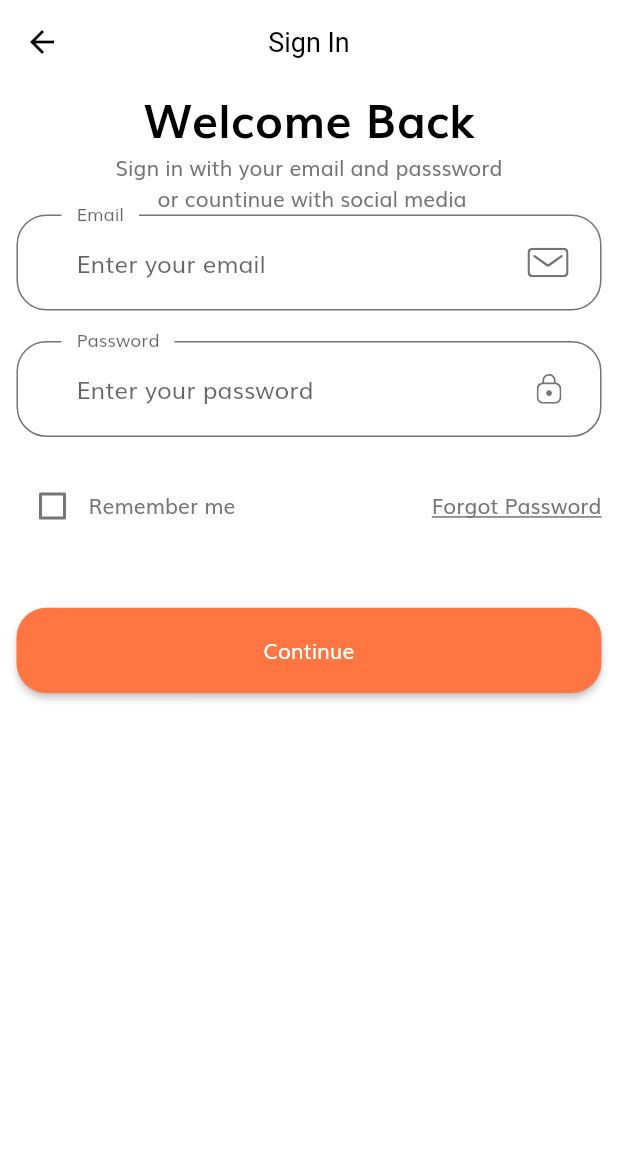
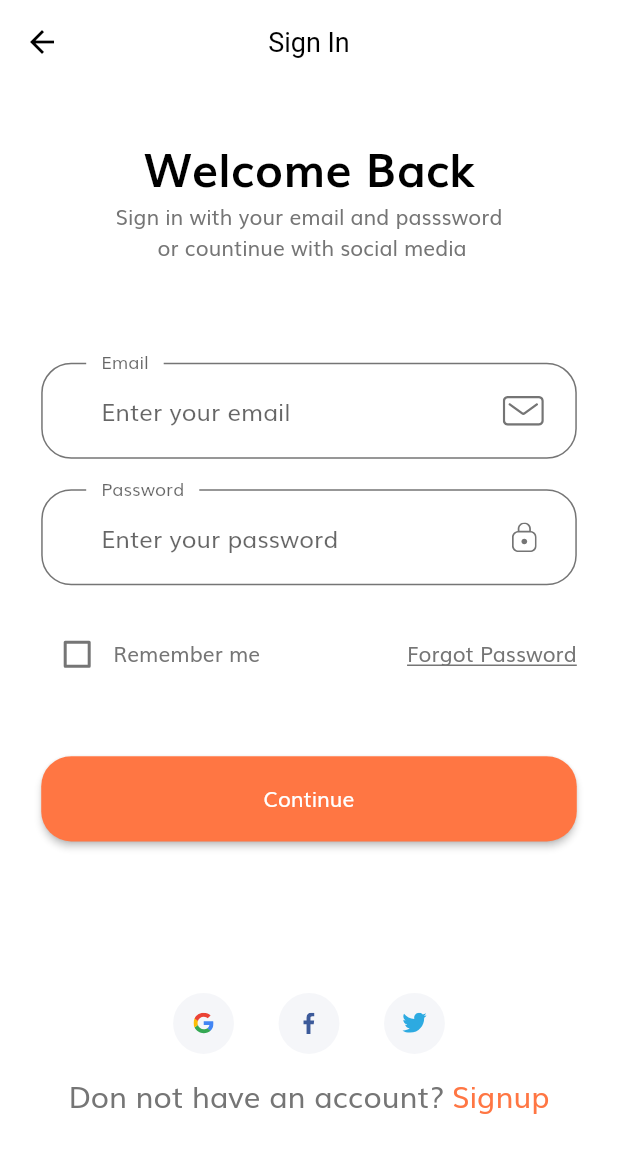
Before and after one commit to hosseinjfr/ecommerce, a Flutter app: the screen it shows after launch, after a tap on "Continue", on a phone screen of 412 x 824 dp. Shown: the top 1153 px of the screen. Run offline on Flutter 3.47's test engine with Material 2 defaults, Android fonts, the phone set to English and light mode, and no system bars; our stand-ins replace flutter_svg.

Commit message:
second commit

```diff
--- /dev/null
+++ b/lib/components/no_account_text.dart
@@ -0,0 +1,34 @@
+import 'package:ecommerce/constants.dart';
+import 'package:ecommerce/size_config.dart';
+import 'package:flutter/material.dart';
+
+class NoAccountText extends StatelessWidget {
+  const NoAccountText({
+    Key? key,
+  }) : super(key: key);
+
+  @override
+  Widget build(BuildContext context) {
+    return Row(
+      mainAxisAlignment: MainAxisAlignment.center,
+      children: [
+        Text(
+          'Don not have an account?',
+          style: TextStyle(fontSize: getProportionateScreenWidth(18)),
+        ),
+        const SizedBox(
+          width: 5,
+        ),
+        GestureDetector(
+          onTap: () {},
+          child: Text(
+            'Signup',
+            style: TextStyle(
+                fontSize: getProportionateScreenWidth(18),
+                color: kPrimaryColor),
+          ),
+        ),
+      ],
+    );
+  }
+}
--- /dev/null
+++ b/lib/components/social_cards.dart
@@ -0,0 +1,32 @@
+import 'package:ecommerce/size_config.dart';
+import 'package:flutter/material.dart';
+import 'package:flutter_svg/flutter_svg.dart';
+
+class socialCards extends StatelessWidget {
+  const socialCards({
+    Key? key,
+    required this.image,
+    this.press,
+  }) : super(key: key);
+
+  final String image;
+  final Function()? press;
+
+  @override
+  Widget build(BuildContext context) {
+    return GestureDetector(
+      onTap: press,
+      child: Container(
+        margin: EdgeInsets.all(getProportionateScreenWidth(12)),
+        padding: EdgeInsets.all(getProportionateScreenWidth(12)),
+        width: getProportionateScreenWidth(40),
+        height: getProportionateScreenHeight(40),
+        decoration: const BoxDecoration(
+          color: Color(0xfff5f6f9),
+          shape: BoxShape.circle,
+        ),
+        child: SvgPicture.asset(image),
+      ),
+    );
+  }
+}
--- a/lib/routes.dart
+++ b/lib/routes.dart
@@ -1,8 +1,12 @@
-import 'package:ecommerce/screens/splash/sign_in/sign_in_screen.dart';
+import 'package:ecommerce/screens/forgot_password/forgot_password_screen.dart';
+import 'package:ecommerce/screens/login_success/login_success.dart';
+import 'package:ecommerce/screens/sign_in/sign_in_screen.dart';
 import 'package:ecommerce/screens/splash/splash_screen.dart';
 import 'package:flutter/material.dart';
 
 final Map<String, WidgetBuilder> routes = {
   SplashScreen.routeName: (context) => const SplashScreen(),
-  SignInScreen.routeName: ((context) => const SignInScreen()),
+  SignInScreen.routeName: (context) => const SignInScreen(),
+  ForgotPassword.routeName: (context) => const ForgotPassword(),
+  LoginSuccess.routeName: (context) => const LoginSuccess(),
 };
--- /dev/null
+++ b/lib/screens/sign_in/body.dart
@@ -0,0 +1,73 @@
+import 'package:ecommerce/components/no_account_text.dart';
+import 'package:ecommerce/components/social_cards.dart';
+import 'package:ecommerce/screens/sign_in/sign_form.dart';
+import 'package:ecommerce/size_config.dart';
+import 'package:flutter/material.dart';
+
+class Body extends StatelessWidget {
+  const Body({Key? key}) : super(key: key);
+
+  @override
+  Widget build(BuildContext context) {
+    return SafeArea(
+      child: SizedBox(
+        width: double.infinity,
+        child: Padding(
+          padding:
+              EdgeInsets.symmetric(horizontal: getProportionateScreenWidth(15)),
+          child: SingleChildScrollView(
+            scrollDirection: Axis.vertical,
+            child: Column(
+              children: [
+                SizedBox(
+                  height: SizeConfig.screenHeight * 0.04,
+                ),
+                Text(
+                  'Welcome Back',
+                  style: TextStyle(
+                    color: Colors.black,
+                    fontSize: getProportionateScreenWidth(28),
+                    fontWeight: FontWeight.bold,
+                  ),
+                ),
+                const Text(
+                  'Sign in with your email and passsword \n or countinue with social media',
+                  textAlign: TextAlign.center,
+                ),
+                SizedBox(
+                  height: SizeConfig.screenHeight * 0.08,
+                ),
+                Padding(
+                  padding: EdgeInsets.symmetric(
+                      horizontal: getProportionateScreenWidth(10)),
+                  child: const SignIn(),
+                ),
+                SizedBox(
+                  height: SizeConfig.screenHeight * 0.08,
+                ),
+                Row(
+                  mainAxisAlignment: MainAxisAlignment.center,
+                  children: [
+                    socialCards(
+                      image: 'assets/icons/google-icon.svg',
+                      press: () {},
+                    ),
+                    socialCards(
+                      image: 'assets/icons/facebook-2.svg',
+                      press: () {},
+                    ),
+                    socialCards(
+                      image: 'assets/icons/twitter.svg',
+                      press: () {},
+                    ),
+                  ],
+                ),
+                const NoAccountText(),
+              ],
+            ),
+          ),
+        ),
+      ),
+    );
+  }
+}
--- a/lib/screens/splash/sign_in/body.dart
+++ b/lib/screens/sign_in/sign_form.dart
@@ -1,42 +1,12 @@
-import 'package:ecommerce/components/default_button.dart';
-import 'package:ecommerce/constants.dart';
-import 'package:ecommerce/size_config.dart';
+import 'package:ecommerce/screens/login_success/login_success.dart';
 import 'package:flutter/material.dart';
+
 import '../../../components/custom_suffix_icon.dart';
+import '../../../components/default_button.dart';
 import '../../../components/form_error.dart';
-
-class Body extends StatelessWidget {
-  const Body({Key? key}) : super(key: key);
-
-  @override
-  Widget build(BuildContext context) {
-    return SafeArea(
-      child: SizedBox(
-        width: double.infinity,
-        child: Column(
-          children: [
-            Text(
-              'Welcome Back',
-              style: TextStyle(
-                color: Colors.black,
-                fontSize: getProportionateScreenWidth(28),
-                fontWeight: FontWeight.bold,
-              ),
-            ),
-            const Text(
-              'Sign in with your email and passsword \n or countinue with social media',
-              textAlign: TextAlign.center,
-            ),
-            Padding(
-                padding: EdgeInsets.symmetric(
-                    horizontal: getProportionateScreenWidth(10)),
-                child: const SignIn()),
-          ],
-        ),
-      ),
-    );
-  }
-}
+import '../../../constants.dart';
+import '../../../size_config.dart';
+import '../forgot_password/forgot_password_screen.dart';
 
 class SignIn extends StatefulWidget {
   const SignIn({Key? key}) : super(key: key);
@@ -51,6 +21,7 @@ class _SignInState extends State<SignIn> {
 
   String email = '';
   String password = '';
+  bool remember = false;
   @override
   Widget build(BuildContext context) {
     return Form(
@@ -67,13 +38,25 @@ class _SignInState extends State<SignIn> {
           ),
           Row(
             children: [
-              Checkbox(value: false, onChanged: (Value) {}),
+              Checkbox(
+                value: remember,
+                activeColor: kPrimaryColor,
+                onChanged: (Value) {
+                  setState(() {
+                    remember = Value!;
+                  });
+                },
+              ),
               const Text('Remember me'),
               const Spacer(),
-              const Text(
-                'Forgot Password',
-                style: TextStyle(
-                  decoration: TextDecoration.underline,
+              GestureDetector(
+                onTap: () =>
+                    Navigator.pushNamed(context, ForgotPassword.routeName),
+                child: const Text(
+                  'Forgot Password',
+                  style: TextStyle(
+                    decoration: TextDecoration.underline,
+                  ),
                 ),
               )
             ],
@@ -90,6 +73,7 @@ class _SignInState extends State<SignIn> {
               press: () {
                 if (_formKey.currentState!.validate()) {
                   _formKey.currentState!.save();
+                  Navigator.pushNamed(context, LoginSuccess.routeName);
                 }
               }),
           SizedBox(
@@ -120,10 +104,12 @@ class _SignInState extends State<SignIn> {
           setState(() {
             error.add(kPassNullError);
           });
+          return "";
         } else if (value.length < 8 && !error.contains(kShortPassError)) {
           setState(() {
             error.add(kShortPassError);
           });
+          return "";
         }
         return null;
       },
@@ -157,10 +143,12 @@ class _SignInState extends State<SignIn> {
           setState(() {
             error.add(kEmailNullError);
           });
+          return "";
         } else if (value.isNotEmpty && !error.contains(kInvalidEmailError)) {
           setState(() {
             error.add(kInvalidEmailError);
           });
+          return "";
         }
         return null;
       },
--- a/lib/screens/splash/sign_in/sign_in_screen.dart
+++ b/lib/screens/sign_in/sign_in_screen.dart
@@ -1,4 +1,4 @@
-import 'package:ecommerce/screens/splash/sign_in/body.dart';
+import 'package:ecommerce/screens/sign_in/body.dart';
 import 'package:flutter/material.dart';
 
 class SignInScreen extends StatelessWidget {
--- a/lib/screens/splash/components/body.dart
+++ b/lib/screens/splash/components/body.dart
@@ -1,10 +1,10 @@
 import 'package:ecommerce/constants.dart';
 import 'package:ecommerce/screens/splash/components/splash_content.dart';
-import 'package:ecommerce/screens/splash/sign_in/sign_in_screen.dart';
 import 'package:ecommerce/size_config.dart';
 import 'package:flutter/material.dart';
 
 import '../../../components/default_button.dart';
+import '../../sign_in/sign_in_screen.dart';
 
 class Body extends StatefulWidget {
   const Body({Key? key}) : super(key: key);
```
Also changed, not shown: lib/screens/forgot_password/components/body.dart (added, +114 -0 lines), lib/screens/forgot_password/forgot_password_screen.dart (added, +18 -0 lines), lib/screens/login_success/components/body.dart (added, +44 -0 lines), lib/screens/login_success/login_success.dart (added, +19 -0 lines).
